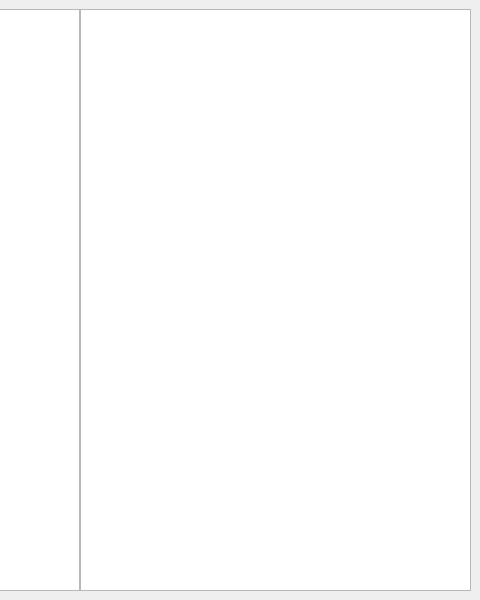
The window that src/mainwindow.ui (BowDown097/DecompIL) describes before a commit, drawn with Qt 5; both pictures show x 320 to 800 and y 0 to 600 of the 800 by 600 pixel window.
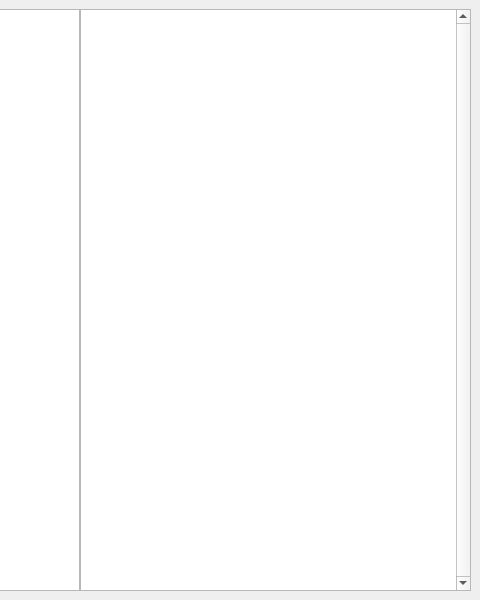
The same window after the commit. Custom widgets are drawn as their Qt base class.

The edit to the form file:
```diff
--- a/src/mainwindow.ui
+++ b/src/mainwindow.ui
@@ -33,7 +33,11 @@
         </property>
        </column>
       </widget>
-      <widget class="CodeEditor" name="codeEditor"/>
+      <widget class="CodeEditor" name="codeEditor">
+       <property name="verticalScrollBarPolicy">
+        <enum>Qt::ScrollBarPolicy::ScrollBarAlwaysOn</enum>
+       </property>
+      </widget>
      </widget>
     </item>
    </layout>
```
Left out of the diff: 5 changed lines with no effect on the pictures.
